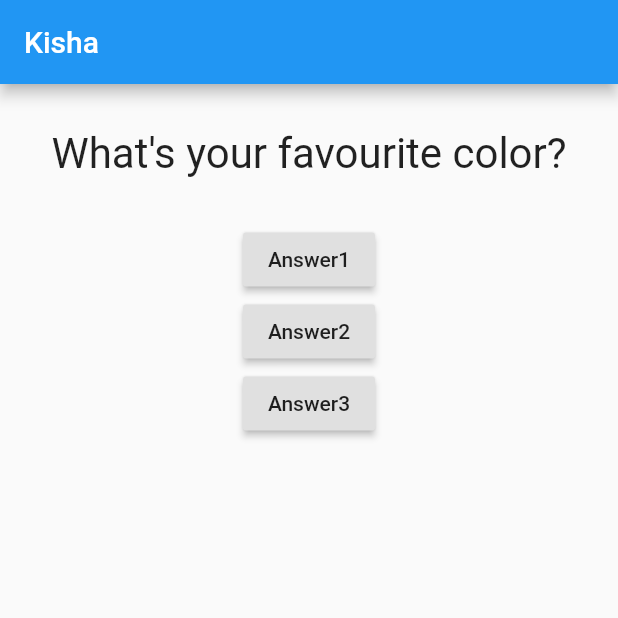
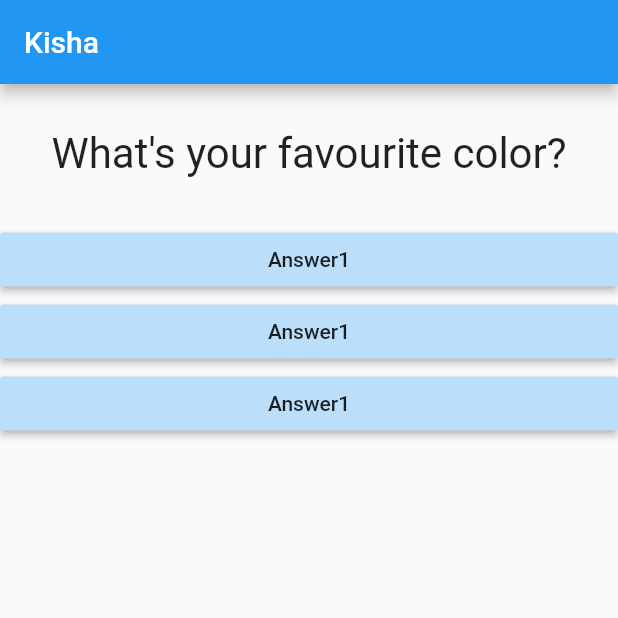
Before and after one commit to kishaprudente/flutter_complete_guide, a Flutter app: the screen it shows after launch, after a tap on "Answer1", on a phone screen of 412 x 824 dp, the top half of it. Run offline on Flutter 3.47's test engine with Material 2 defaults, Android fonts, the phone set to English and light mode, and no system bars.

Commit message:
added state to buttons

```diff
--- /dev/null
+++ b/lib/answer.dart
@@ -0,0 +1,17 @@
+import 'package:flutter/material.dart';
+
+class Answer extends StatelessWidget {
+  final Function selectHandler;
+  Answer(this.selectHandler);
+  @override
+  Widget build(BuildContext context) {
+    return Container(
+      width: double.infinity,
+      child: RaisedButton(
+        color: Colors.blue[100],
+        child: Text('Answer1'),
+        onPressed: selectHandler,
+      ),
+    );
+  }
+}
--- a/lib/main.dart
+++ b/lib/main.dart
@@ -1,6 +1,7 @@
 import 'package:flutter/material.dart';
 
 import './question.dart';
+import './answer.dart';
 
 void main() => runApp(MyApp());
 
@@ -15,7 +16,7 @@ class MyApp extends StatefulWidget {
 class _MyAppState extends State<MyApp> {
   var _questionIndex = 0;
 
-  void answerQuestion() {
+  void _answerQuestion() {
     setState(() {
       _questionIndex = _questionIndex + 1;
     });
@@ -33,18 +34,9 @@ class _MyAppState extends State<MyApp> {
         body: Column(
           children: [
             Question(questions[_questionIndex]),
-            RaisedButton(
-              child: Text('Answer1'),
-              onPressed: answerQuestion,
-            ),
-            RaisedButton(
-              child: Text('Answer2'),
-              onPressed: answerQuestion,
-            ),
-            RaisedButton(
-              child: Text('Answer3'),
-              onPressed: answerQuestion,
-            ),
+            Answer(_answerQuestion),
+            Answer(_answerQuestion),
+            Answer(_answerQuestion),
           ],
         ),
       ),
```
